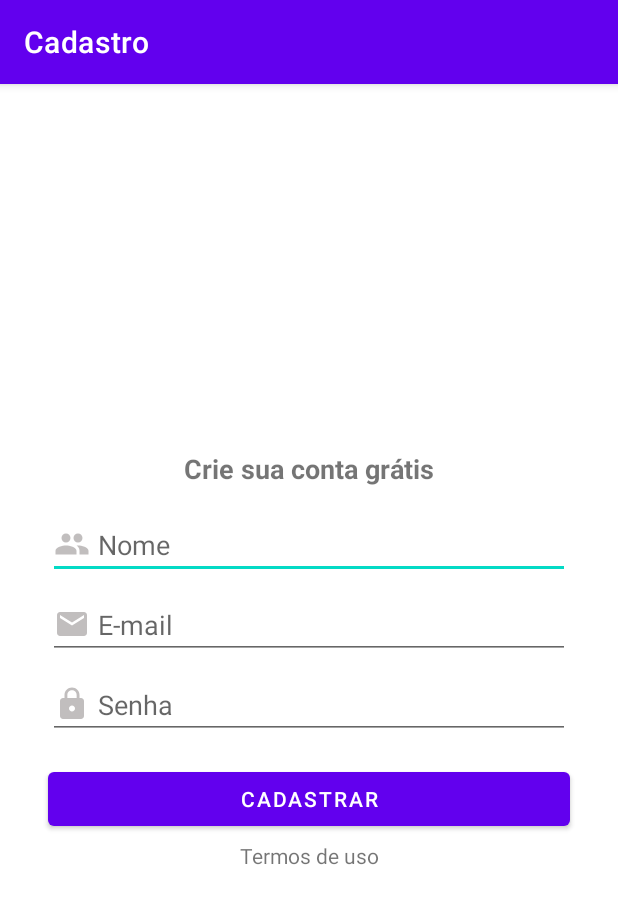
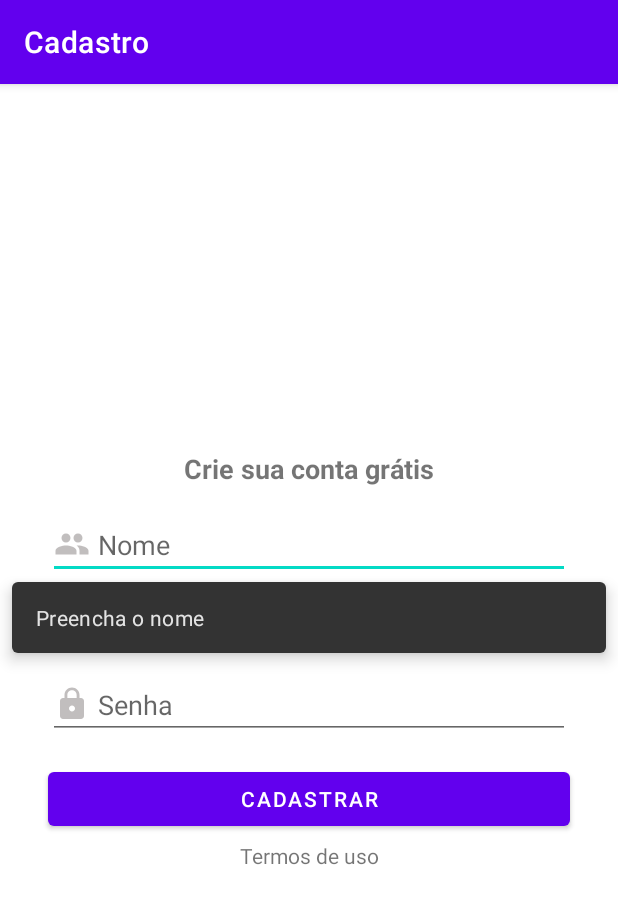
Before and after one commit to luizsfl/custoFrete, an Android app: the CadastroLoginActivity screen opened directly, with no data from a screen before it, after a tap on "CADASTRAR", on a phone screen of 412 x 824 dp. Shown: the top 904 px of the screen. Run offline under Robolectric (Android 15) with nearby library versions, the phone set to English and light mode, and no system bars; our stand-ins replace Firebase (no records; nobody signed in at launch, a user with empty details on screens opened directly).

Commit message:
inicio do fonte para o login

```diff
--- a/app/src/main/java/com/example/custofrete/presentation/cadastroLogin/CadastroLoginActivity.kt
+++ b/app/src/main/java/com/example/custofrete/presentation/cadastroLogin/CadastroLoginActivity.kt
@@ -1,10 +1,17 @@
 package com.example.custofrete.presentation.cadastroLogin
 
+import android.app.AlertDialog
+import android.content.DialogInterface
 import android.os.Bundle
-import android.widget.Toast
+import android.view.Gravity
+import android.widget.FrameLayout
 import androidx.appcompat.app.AppCompatActivity
+import androidx.core.view.isVisible
 import com.example.custofrete.databinding.ActivityCadastroLoginBinding
 import com.example.custofrete.domain.model.Usuario
+import com.example.custofrete.presentation.ViewState
+import com.google.android.material.snackbar.BaseTransientBottomBar
+import com.google.android.material.snackbar.Snackbar
 import org.koin.androidx.viewmodel.ext.android.viewModel
 
 class CadastroLoginActivity : AppCompatActivity() {
@@ -28,21 +35,48 @@ class CadastroLoginActivity : AppCompatActivity() {
             val textoEmail = binding.editEmail.text.toString()
             val textoSenha = binding.editSenha.text.toString()
 
-            if (!textoNome.isEmpty()){
-                if (!textoEmail.isEmpty()){
-                    if (!textoSenha.isEmpty()){
-                        //Caso todos os campos estejam preenchidos
-                        usuario = Usuario(textoNome,textoEmail,textoSenha,"")
-                        cadastrarUsuario(usuario)
-                    }else{
-                        Toast.makeText( this,"Preencha a senha", Toast.LENGTH_SHORT).show()
-                    }
-                }else{
-                    Toast.makeText( this,"Preencha o E-mail", Toast.LENGTH_SHORT).show()
-                }
-            }else{
-                Toast.makeText( this,"Preencha o nome", Toast.LENGTH_SHORT).show()
+            usuario = Usuario(textoNome,textoEmail,textoSenha,"")
+            cadastrarUsuario(usuario)
+        }
+
+        cadastroLoginViewModel.viewState.observe(this) { viewState ->
+            when (viewState) {
+                is ViewState.Loading -> showLoading(viewState.loading)
+                is ViewState.sucessoUsuario -> sucessoUsuario(viewState.usuario)
+                is ViewState.Failure -> showErro(viewState.messengerError)
             }
+        }
+    }
+
+    private fun showLoading(isLoading: Boolean) {
+       binding.progressBar.isVisible = isLoading
+    }
+
+    private fun showErro(text: String) {
+        var view = binding.root.rootView
+        val snackBarView = Snackbar.make(view, text , Snackbar.LENGTH_LONG)
+        view = snackBarView.view
+        val params = view.layoutParams as FrameLayout.LayoutParams
+        params.gravity = Gravity.CENTER
+        view.layoutParams = params
+        snackBarView.animationMode = BaseTransientBottomBar.ANIMATION_MODE_FADE
+        snackBarView.show()
+
+        showLoading(false)
+    }
+
+    fun sucessoUsuario(usuario:Usuario){
+
+        showLoading(false)
+
+        val builder = AlertDialog.Builder(this)
+        with(builder)
+        {
+            setTitle("Usuario: " +usuario.nome +" Criado com sucesso")
+            setPositiveButton("OK", DialogInterface.OnClickListener { dialog, which ->
+                finish()
+            })
+            show()
         }
     }
 
--- a/app/src/main/java/com/example/custofrete/presentation/cadastroLogin/CadastroLoginViewModel.kt
+++ b/app/src/main/java/com/example/custofrete/presentation/cadastroLogin/CadastroLoginViewModel.kt
@@ -11,7 +11,6 @@ import kotlinx.coroutines.flow.catch
 import kotlinx.coroutines.flow.onStart
 import kotlinx.coroutines.launch
 
-
 class CadastroLoginViewModel (
     private val usuarioInteractor: UsuarioInteractor,
 ): ViewModel(){
@@ -20,14 +19,15 @@ class CadastroLoginViewModel (
     var viewState: LiveData<ViewState> = _viewState
 
     fun addUsuario(usuario: Usuario) {
-
-        viewModelScope.launch {
-            usuarioInteractor.addUsuario(usuario)
-                .onStart {  _viewState.value = ViewState.Loading(loading = true)  }
-                .catch {
-                    _viewState.value =  ViewState.Failure(messengerError = it.message.orEmpty())
-                }
-                .collect { setUsuario(it) }
+        if(validUsuario(usuario)) {
+            viewModelScope.launch {
+                usuarioInteractor.addUsuario(usuario)
+                    .onStart { _viewState.value = ViewState.Loading(loading = true) }
+                    .catch {
+                        _viewState.value = ViewState.Failure(messengerError = it.message.orEmpty())
+                    }
+                    .collect { setUsuario(it) }
+            }
         }
     }
 
@@ -35,4 +35,28 @@ class CadastroLoginViewModel (
     private fun setUsuario(usuario: Usuario) {
         _viewState.value = ViewState.sucessoUsuario(usuario)
     }
+
+    private fun validUsuario(usuario: Usuario):Boolean{
+
+        var lUsuarioValido: Boolean
+
+        if (!usuario.nome.isEmpty()){
+            if (!usuario.email.isEmpty()){
+                if (!usuario.senha.isEmpty()){
+                    //usuario esta totalmente valido
+                    lUsuarioValido = true
+                }else{
+                    _viewState.value =  ViewState.Failure(messengerError = "Preencha a senha")
+                    lUsuarioValido = false
+                }
+            }else{
+                _viewState.value =  ViewState.Failure(messengerError = "Preencha o E-mail")
+                lUsuarioValido = false
+            }
+        }else{
+            _viewState.value =  ViewState.Failure(messengerError = "Preencha o nome")
+            lUsuarioValido = false
+        }
+        return lUsuarioValido
+    }
 }
--- a/app/src/main/res/layout/activity_cadastro_login.xml
+++ b/app/src/main/res/layout/activity_cadastro_login.xml
@@ -93,4 +93,17 @@
         app:layout_constraintEnd_toEndOf="parent"
         app:layout_constraintStart_toStartOf="parent"
         app:layout_constraintTop_toBottomOf="@+id/butonCadastrar" />
+
+    <ProgressBar
+        android:id="@+id/progressBar"
+        style="?android:attr/progressBarStyle"
+        android:layout_width="wrap_content"
+        android:layout_height="wrap_content"
+        android:indeterminate="true"
+        android:visibility="gone"
+        app:layout_constraintBottom_toBottomOf="parent"
+        app:layout_constraintEnd_toEndOf="parent"
+        app:layout_constraintStart_toStartOf="parent"
+        app:layout_constraintTop_toTopOf="parent" />
+
 </androidx.constraintlayout.widget.ConstraintLayout>
```
Also changed, not shown: app/src/main/java/com/example/custofrete/presentation/login/LoginActivity.kt (+19 -5 lines).
